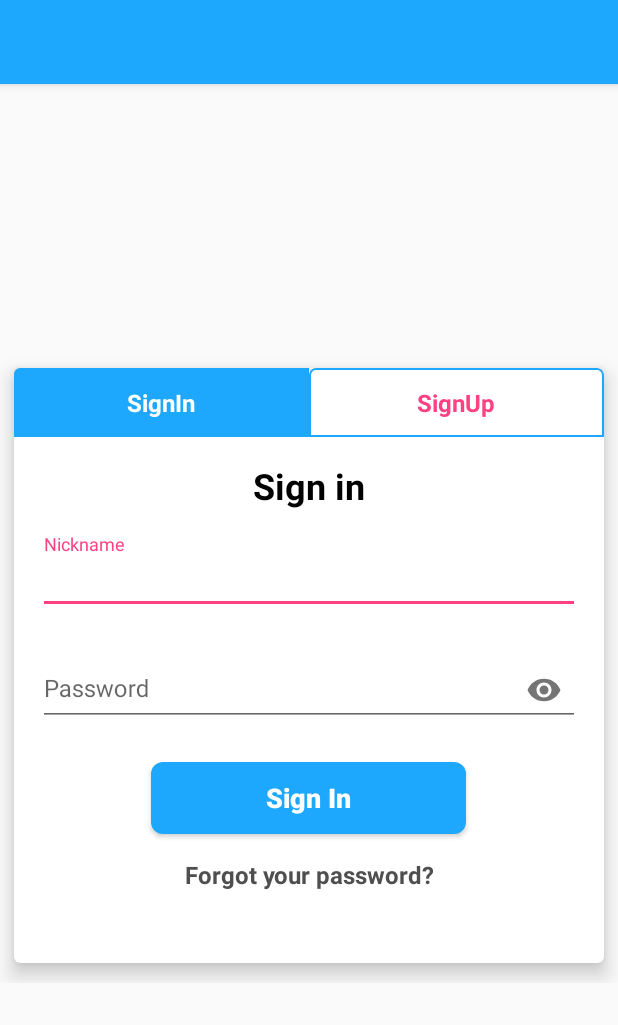
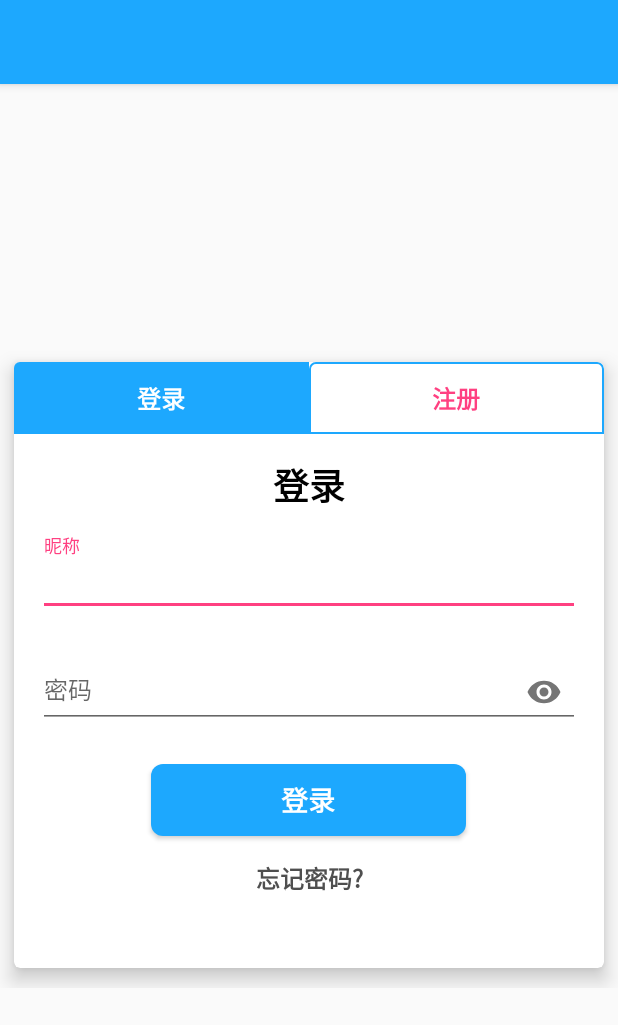
Before and after one commit to lihang2256/software-engineering-newsAPP, an Android app: the LoginActivity screen opened directly, with no data from a screen before it, on a phone screen of 412 x 824 dp. Shown: the top 1025 px of the screen. Run offline under Robolectric (Android 15) with nearby library versions, the phone set to English and light mode, and no system bars.

```diff
--- a/app/build.gradle
+++ b/app/build.gradle
@@ -1,4 +1,5 @@
 apply plugin: 'com.android.application'
+apply plugin: 'org.sonarqube'
 
 android {
     compileSdkVersion 25
--- a/app/src/main/java/com/example/newsAPP/Utils/CategoryDataUtils.java
+++ b/app/src/main/java/com/example/newsAPP/Utils/CategoryDataUtils.java
@@ -60,9 +60,9 @@ public class CategoryDataUtils {
 
     public static List<ProjectChannelBean> getComCategoryBeans(){
         List<ProjectChannelBean> beans = new ArrayList<>();
-        beans.add(new ProjectChannelBean("所有","",""));
-        beans.add(new ProjectChannelBean("好友","",""));
-        beans.add(new ProjectChannelBean("我的","",""));
+        beans.add(new ProjectChannelBean("所有","all","0"));
+        beans.add(new ProjectChannelBean("好友","friends","1"));
+        beans.add(new ProjectChannelBean("我的","mine","2"));
         return beans;
     }
 }
--- a/app/src/main/java/com/example/newsAPP/activity/CommentDialogActivity.java
+++ b/app/src/main/java/com/example/newsAPP/activity/CommentDialogActivity.java
@@ -23,12 +23,13 @@ public class CommentDialogActivity extends AppCompatActivity {
         commit = (Button)findViewById(R.id.comment_commit_button);
         editText = (EditText)findViewById(R.id.comment_editText);
         final Intent intent = getIntent();
-        String mDocid = intent.getStringExtra("DOCID");
-        editText.setText(mDocid);
+        final String mDocid = intent.getStringExtra("DOCID");
         commit.setOnClickListener(new View.OnClickListener() {
             @Override
             public void onClick(View v) {
+                //add something
                 Intent intent1 = new Intent();
+                intent1.putExtra("DOCID",mDocid);
                 intent1.setClass(CommentDialogActivity.this,NewsDetailActivity.class);
                 startActivity(intent1);
             }
--- a/app/src/main/java/com/example/newsAPP/activity/LoginActivity.java
+++ b/app/src/main/java/com/example/newsAPP/activity/LoginActivity.java
@@ -13,7 +13,7 @@ import com.example.newsAPP.R;
 public class LoginActivity extends AppCompatActivity {
 
     TextView signin,signup,signin_signup_txt,forgot_password;
-    Button signin_signup_btn;
+    Button button;
     EditText nickname, password;
 
     @Override
@@ -24,7 +24,7 @@ public class LoginActivity extends AppCompatActivity {
         signup = (TextView) findViewById(R.id.signup);
         signin_signup_txt = (TextView) findViewById(R.id.signin_signup_txt);
         forgot_password = (TextView) findViewById(R.id.forgot_password);
-        signin_signup_btn = (Button) findViewById(R.id.signin_signup_btn);
+        button = (Button) findViewById(R.id.signin_signup_btn);
         nickname = (EditText) findViewById(R.id.nickname);
         password = (EditText) findViewById(R.id.password);
         signin.setOnClickListener(new View.OnClickListener() {
@@ -34,8 +34,8 @@ public class LoginActivity extends AppCompatActivity {
                 signin.setBackgroundColor(Color.parseColor("#1da8fe"));
                 signup.setTextColor(Color.parseColor("#FF4081"));
                 signup.setBackgroundResource(R.drawable.bordershape);
-                signin_signup_txt.setText("Sign In");
-                signin_signup_btn.setText("Sign In");
+                signin_signup_txt.setText("登录");
+                button.setText("登录");
                 forgot_password.setVisibility(View.VISIBLE);
                 //add something
             }
@@ -47,8 +47,8 @@ public class LoginActivity extends AppCompatActivity {
                 signup.setBackgroundColor(Color.parseColor("#1da8fe"));
                 signin.setTextColor(Color.parseColor("#FF4081"));
                 signin.setBackgroundResource(R.drawable.bordershape);
-                signin_signup_txt.setText("Sign Up");
-                signin_signup_btn.setText("Sign Up");
+                signin_signup_txt.setText("注册");
+                button.setText("注册");
                 forgot_password.setVisibility(View.INVISIBLE);
                 //add something
             }
--- a/app/src/main/java/com/example/newsAPP/bean/CommentBean.java
+++ b/app/src/main/java/com/example/newsAPP/bean/CommentBean.java
@@ -1,4 +1,8 @@
 package com.example.newsAPP.bean;
 
 public class CommentBean {
+    private String author;
+    private String time;
+    private String newsAbout;
+    private int column;
 }
--- a/app/src/main/java/com/example/newsAPP/bean/CommentDetailBean.java
+++ b/app/src/main/java/com/example/newsAPP/bean/CommentDetailBean.java
@@ -1,4 +1,8 @@
 package com.example.newsAPP.bean;
 
 public class CommentDetailBean {
+    private String author;
+    private String time;
+    private String newsAbout;
+    private int column;
 }
--- /dev/null
+++ b/app/src/main/res/layout/activity_information.xml
@@ -0,0 +1,6 @@
+<?xml version="1.0" encoding="utf-8"?>
+<LinearLayout xmlns:android="http://schemas.android.com/apk/res/android"
+    android:orientation="vertical" android:layout_width="match_parent"
+    android:layout_height="match_parent">
+
+</LinearLayout>
--- a/app/src/main/res/layout/activity_login.xml
+++ b/app/src/main/res/layout/activity_login.xml
@@ -45,7 +45,7 @@
                             android:background="@color/colorPrimary"
                             android:paddingBottom="12dp"
                             android:paddingTop="12dp"
-                            android:text="SignIn"
+                            android:text="登录"
                             android:textAlignment="center"
                             android:textColor="#FFFFFF"
                             android:textSize="16sp"
@@ -59,7 +59,7 @@
                             android:background="@drawable/bordershape"
                             android:paddingBottom="12dp"
                             android:paddingTop="12dp"
-                            android:text="SignUp"
+                            android:text="注册"
                             android:textAlignment="center"
                             android:textColor="@color/colorAccent"
                             android:textSize="16sp"
@@ -79,7 +79,7 @@
                             android:id="@+id/signin_signup_txt"
                             android:layout_width="match_parent"
                             android:layout_height="wrap_content"
-                            android:text="Sign in"
+                            android:text="登录"
                             android:textAlignment="center"
                             android:textColor="#000000"
                             android:textSize="24sp"
@@ -95,7 +95,7 @@
                                 android:layout_width="match_parent"
                                 android:layout_height="match_parent"
                                 android:drawablePadding="16dp"
-                                android:hint="Nickname"
+                                android:hint="昵称"
                                 android:maxLines="1"
                                 android:textColor="@android:color/black"
                                 android:textSize="16sp" />
@@ -112,7 +112,7 @@
                                 android:layout_width="match_parent"
                                 android:layout_height="match_parent"
                                 android:drawablePadding="16dp"
-                                android:hint="Password"
+                                android:hint="密码"
                                 android:inputType="textPassword"
                                 android:maxLines="1"
                                 android:textColor="@android:color/black"
@@ -129,7 +129,7 @@
                             android:background="@drawable/buttonshape"
                             android:paddingLeft="16dp"
                             android:paddingRight="16dp"
-                            android:text="Sign In"
+                            android:text="登录"
                             android:textAllCaps="false"
                             android:textColor="#ffffff"
                             android:textSize="18sp"
@@ -140,7 +140,7 @@
                             android:layout_width="match_parent"
                             android:layout_height="wrap_content"
                             android:layout_marginBottom="32dp"
-                            android:text="Forgot your password?"
+                            android:text="忘记密码?"
                             android:textAlignment="center"
                             android:textColor="#4f4f4f"
                             android:textSize="16sp"
--- a/app/src/main/res/layout/item_comment.xml
+++ b/app/src/main/res/layout/item_comment.xml
@@ -30,8 +30,7 @@
             android:layout_width="wrap_content"
             android:layout_height="wrap_content"
             android:layout_alignParentRight="true"
-            android:layout_centerVertical="true"
-            android:layout_marginBottom="10dp"
+            android:layout_alignParentBottom="true"
             android:layout_marginRight="10dp"
             android:text="10分钟前"
             android:textColor="@color/darkgray"
--- a/build.gradle
+++ b/build.gradle
@@ -6,7 +6,7 @@ buildscript {
     }
     dependencies {
         classpath 'com.android.tools.build:gradle:2.2.3'
-
+        classpath 'org.sonarsource.scanner.gradle:sonarqube-gradle-plugin:2.6'
         // NOTE: Do not place your application dependencies here; they belong
         // in the individual module build.gradle files
     }
@@ -17,6 +17,7 @@ allprojects {
         jcenter()
         maven { url "https://jitpack.io" }
         maven { url 'https://maven.google.com' }
+        maven { url 'http://plugins.gradle.org/m2/' }
     }
     // gradle跳过测试任务，这会导致unitTest以及AndroidTest报错，如果要使用测试工具，则请注释此任务
 //    gradle.taskGraph.whenReady {
```
Also changed, not shown: app/src/main/res/layout/dialog_comment.xml (+7 -2 lines).
